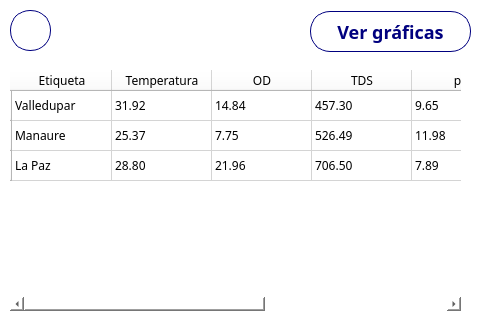
Above: src/views/Datos.ui from Giocerz/water_quality_rpi before the change. Below: the same form after it.
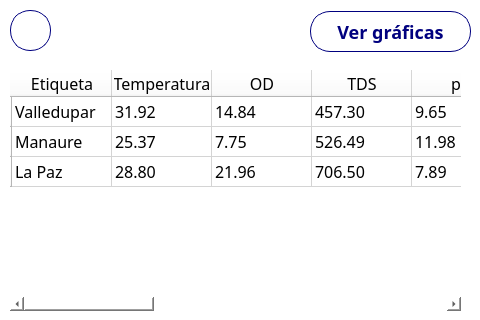
That is the form after the change.

Diff of the .ui file:
```diff
--- a/src/views/Datos.ui
+++ b/src/views/Datos.ui
@@ -43,7 +43,13 @@
      </rect>
     </property>
     <property name="styleSheet">
-     <string notr="true"/>
+     <string notr="true">font-size: 12pt;</string>
+    </property>
+    <property name="editTriggers">
+     <set>QAbstractItemView::AnyKeyPressed|QAbstractItemView::EditKeyPressed</set>
+    </property>
+    <property name="columnCount">
+     <number>13</number>
     </property>
     <row>
      <property name="text">
@@ -95,6 +101,12 @@
       <string>Calidad</string>
      </property>
     </column>
+    <column/>
+    <column/>
+    <column/>
+    <column/>
+    <column/>
+    <column/>
     <item row="0" column="0">
      <property name="text">
       <string>Valledupar</string>
```
